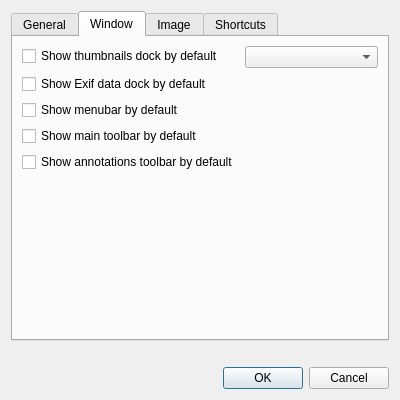
Qt form src/preferencesdialog.ui (lxqt/lximage-qt) before a commit.
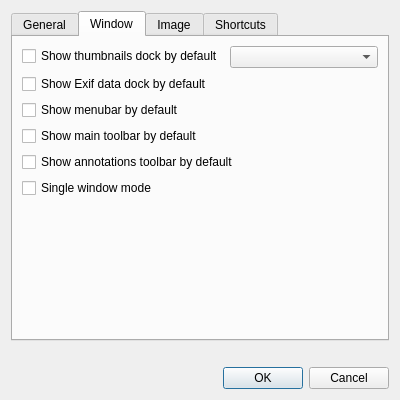
The same form after that commit. The open tabs and pages were chosen to show the change. Custom widgets are drawn as their Qt base class.

Commit message: Add single window mode. New windows will not be opened. Only one image can be opened at a time.

```diff
--- a/src/preferencesdialog.ui
+++ b/src/preferencesdialog.ui
@@ -107,34 +107,44 @@
        <item row="0" column="1">
         <widget class="QComboBox" name="thumbnailsPositionComboBox"/>
        </item>
-       <item row="1" column="0">
+       <item row="1" column="0" colspan="2">
         <widget class="QCheckBox" name="exifDataBox">
          <property name="text">
           <string>Show Exif data dock by default</string>
          </property>
         </widget>
        </item>
-       <item row="2" column="0">
+       <item row="2" column="0" colspan="2">
         <widget class="QCheckBox" name="menubarBox">
          <property name="text">
           <string>Show menubar by default</string>
          </property>
         </widget>
        </item>
-       <item row="3" column="0">
+       <item row="3" column="0" colspan="2">
         <widget class="QCheckBox" name="toolbarBox">
          <property name="text">
           <string>Show main toolbar by default</string>
          </property>
         </widget>
        </item>
-       <item row="4" column="0">
+       <item row="4" column="0" colspan="2">
         <widget class="QCheckBox" name="annotationBox">
          <property name="text">
           <string>Show annotations toolbar by default</string>
          </property>
         </widget>
        </item>
+       <item row="5" column="0" colspan="2">
+        <widget class="QCheckBox" name="singleWindowModeBox">
+         <property name="toolTip">
+          <string>Only one image will be opened at a time</string>
+         </property>
+         <property name="text">
+          <string>Single window mode</string>
+         </property>
+        </widget>
+       </item>
       </layout>
      </widget>
      <widget class="QWidget" name="tab_2">
```
Left out of the diff: 6 changed lines with no effect on the pictures. The commit also changes 7 other files.
